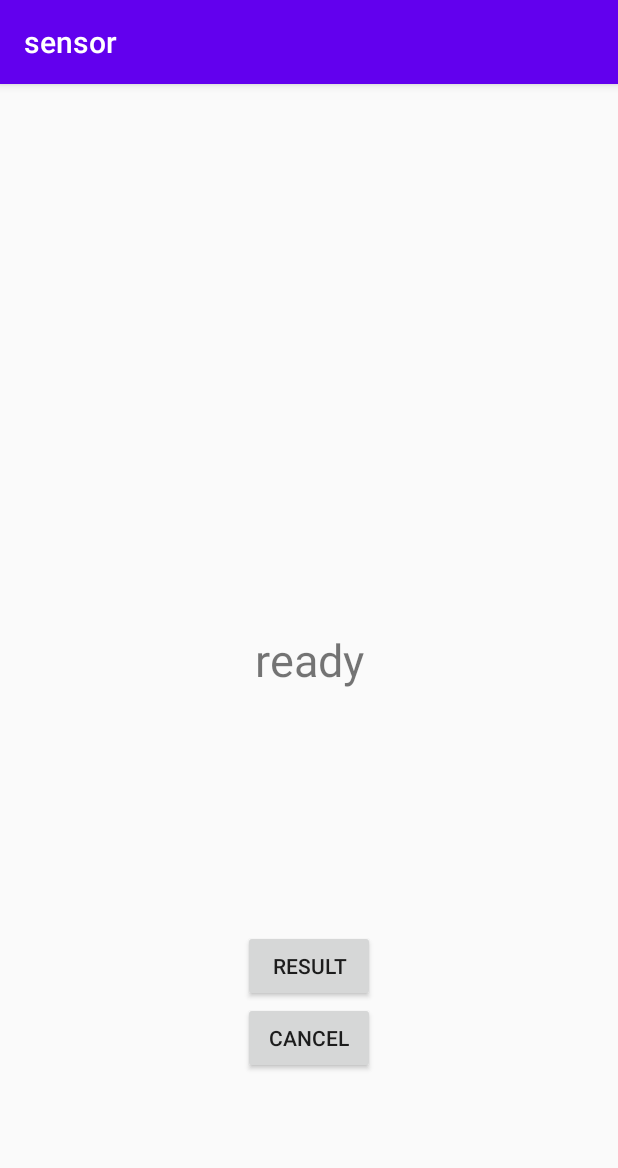
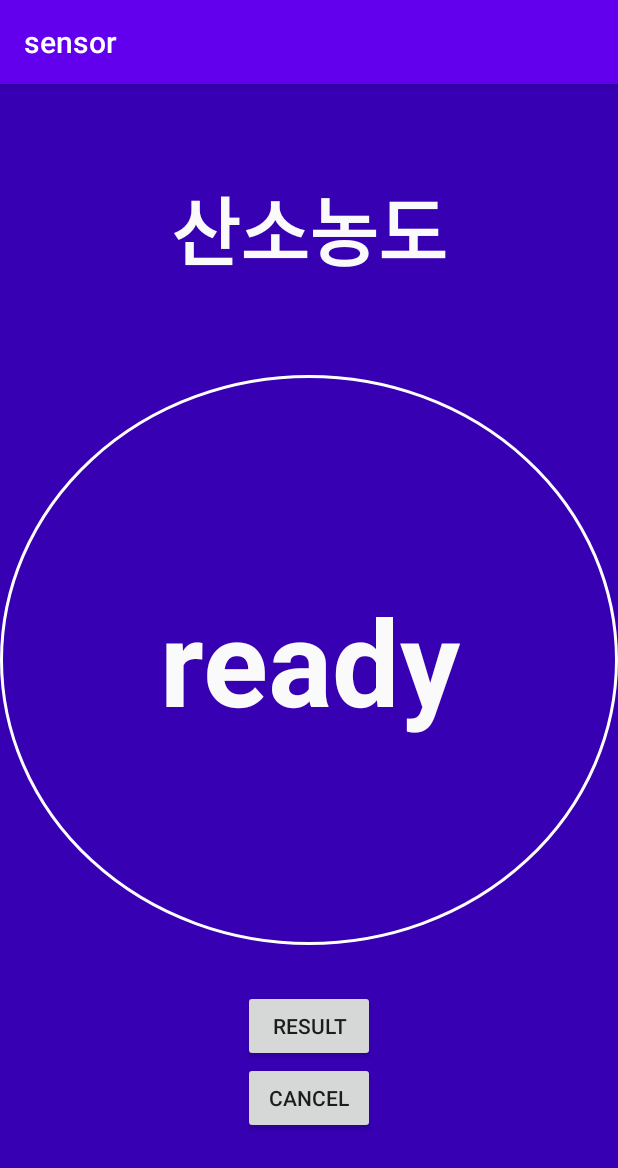
Before and after one commit to betrayers000/android_sensor, an Android app: the screen it shows after launch (MainActivity), on a phone screen of 412 x 824 dp. Shown: the top 1168 px of the screen. Run offline under Robolectric (Android 15) with nearby library versions, the phone set to English and light mode, and no system bars; libraries missing offline, so code that uses them is left out: com.hoho.android.

Commit message:
modify activity_xml

```diff
--- a/app/src/main/java/com/example/sensor/MainActivity.kt
+++ b/app/src/main/java/com/example/sensor/MainActivity.kt
@@ -12,6 +12,7 @@ import android.os.Bundle
 import android.text.method.ScrollingMovementMethod
 import android.util.Log
 import androidx.appcompat.app.AppCompatActivity
+import androidx.core.content.ContextCompat
 import com.hoho.android.usbserial.driver.UsbSerialDriver
 import com.hoho.android.usbserial.driver.UsbSerialPort
 import com.hoho.android.usbserial.driver.UsbSerialProber
@@ -25,6 +26,7 @@ import kotlin.collections.HashMap
 class MainActivity : AppCompatActivity() {
 
     private val ACTION_USB_PERMISSION = "com.android.example.USB_PERMISSION"
+    private val context = this
     lateinit var driverList : List<UsbSerialDriver>
     lateinit var driver :UsbSerialDriver
     lateinit var connection : UsbDeviceConnection
@@ -36,7 +38,6 @@ class MainActivity : AppCompatActivity() {
     override fun onCreate(savedInstanceState: Bundle?) {
         super.onCreate(savedInstanceState)
         setContentView(R.layout.activity_main)
-
         manager = getSystemService(Context.USB_SERVICE) as UsbManager
 
         result_viewer.movementMethod = ScrollingMovementMethod()
@@ -51,14 +52,11 @@ class MainActivity : AppCompatActivity() {
 
         }
         result_btn.setOnClickListener {
-            val thread = ThreadClass()
-            thread.start()
+            main_background.setBackgroundColor(ContextCompat.getColor(this, R.color.colorDanger))
         }
 
         cancel_btn.setOnClickListener {
-            loopChk = false
-            result_viewer.text = "Ready"
-            port.close()
+
         }
 
     }
@@ -200,10 +198,17 @@ class MainActivity : AppCompatActivity() {
 //                }
                 if (msg != null) {
                     val oxygen = getOxgen(msg)
+                    // 020.55 -> String
 //                    val oxygen = msg!!.split("").toString()
                     runOnUiThread {
 
                         result_viewer.text = oxygen
+                        // float change -> 20.55
+                        if (oxygen.toFloat() < 18){
+                            main_background.setBackgroundColor(ContextCompat.getColor(context, R.color.colorDanger))
+                        }else{
+                            main_background.setBackgroundColor(ContextCompat.getColor(context, R.color.colorPrimary))
+                        }
                     }
                 }
             }
@@ -226,7 +231,7 @@ class MainActivity : AppCompatActivity() {
                 oxygen += msgArray[i]
             }
         }
-        return oxygen + "%"
+        return oxygen
     }
 
 }
--- /dev/null
+++ b/app/src/main/res/drawable/circle.xml
@@ -0,0 +1,14 @@
+<?xml version="1.0" encoding="utf-8"?>
+<shape xmlns:android="http://schemas.android.com/apk/res/android"
+    android:shape="oval">
+
+<!--    <solid android:color="#fafafa" />-->
+    <size
+        android:height="60dp"
+        android:width="60dp" />
+
+    <stroke
+        android:width="2dp"
+        android:color="#FFFFFF" />
+
+</shape>
--- /dev/null
+++ b/app/src/main/res/drawable/rounded_textview.xml
@@ -0,0 +1,4 @@
+<?xml version="1.0" encoding="utf-8"?>
+<selector xmlns:android="http://schemas.android.com/apk/res/android">
+    <item android:drawable="@drawable/circle" />
+</selector>
--- a/app/src/main/res/layout/activity_main.xml
+++ b/app/src/main/res/layout/activity_main.xml
@@ -4,18 +4,33 @@
     xmlns:tools="http://schemas.android.com/tools"
     android:layout_width="match_parent"
     android:layout_height="match_parent"
-    tools:context=".MainActivity">
-
+    android:background="@color/colorPrimaryDark"
+    tools:context=".MainActivity"
+    android:id="@+id/main_background">
+    <TextView
+        android:id="@+id/title"
+        android:layout_width="match_parent"
+        android:layout_height="wrap_content"
+        android:text="산소농도"
+        android:textSize="50dp"
+        android:textColor="#fafafa"
+        android:gravity="center"
+        android:textStyle="bold"
+        app:layout_constraintTop_toTopOf="parent"
+        app:layout_constraintBottom_toTopOf="@+id/result_viewer"/>
     <TextView
         android:text="ready"
+        android:background="@drawable/rounded_textview"
+        android:textColor="#fafafa"
+        android:textStyle="bold"
         android:gravity="center"
         android:id="@+id/result_viewer"
         android:layout_width="match_parent"
-        android:layout_height="300dp"
+        android:layout_height="380dp"
         app:layout_constraintBottom_toBottomOf="parent"
         app:layout_constraintLeft_toLeftOf="parent"
         app:layout_constraintRight_toRightOf="parent"
-        android:textSize="30dp"
+        android:textSize="80dp"
         app:layout_constraintTop_toTopOf="parent" />
 
 
--- a/app/src/main/res/values/colors.xml
+++ b/app/src/main/res/values/colors.xml
@@ -3,4 +3,5 @@
     <color name="colorPrimary">#6200EE</color>
     <color name="colorPrimaryDark">#3700B3</color>
     <color name="colorAccent">#03DAC5</color>
+    <color name="colorDanger">#ff5722</color>
 </resources>
```
Also changed, not shown: app/src/main/java/com/example/sensor/SerialCommunication.kt (+0 -35 lines).
